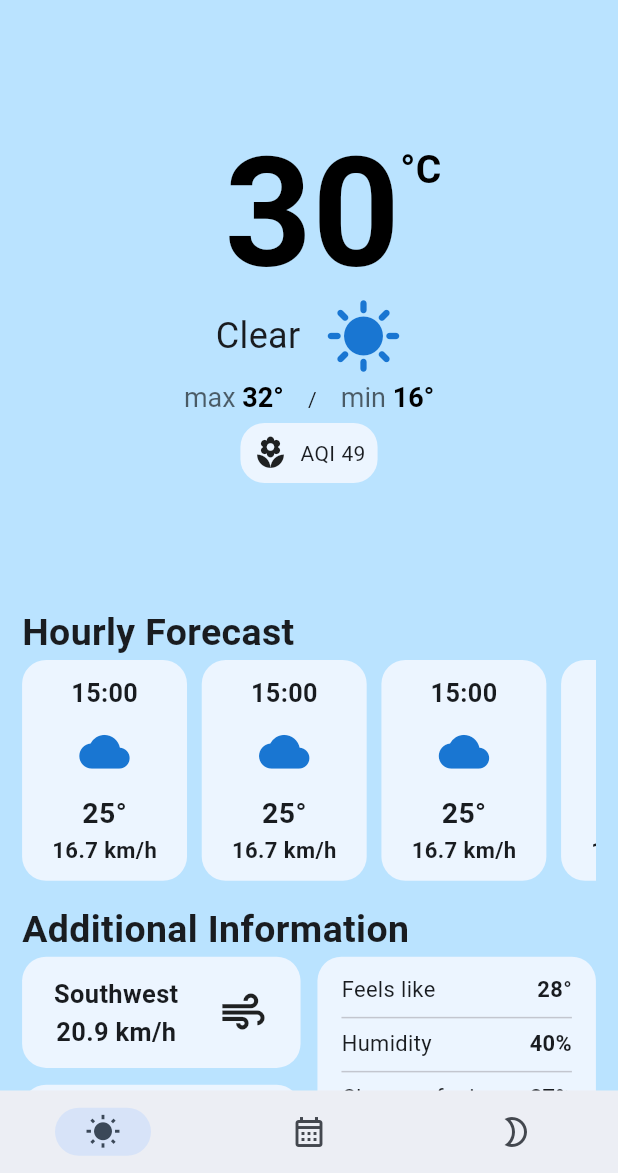
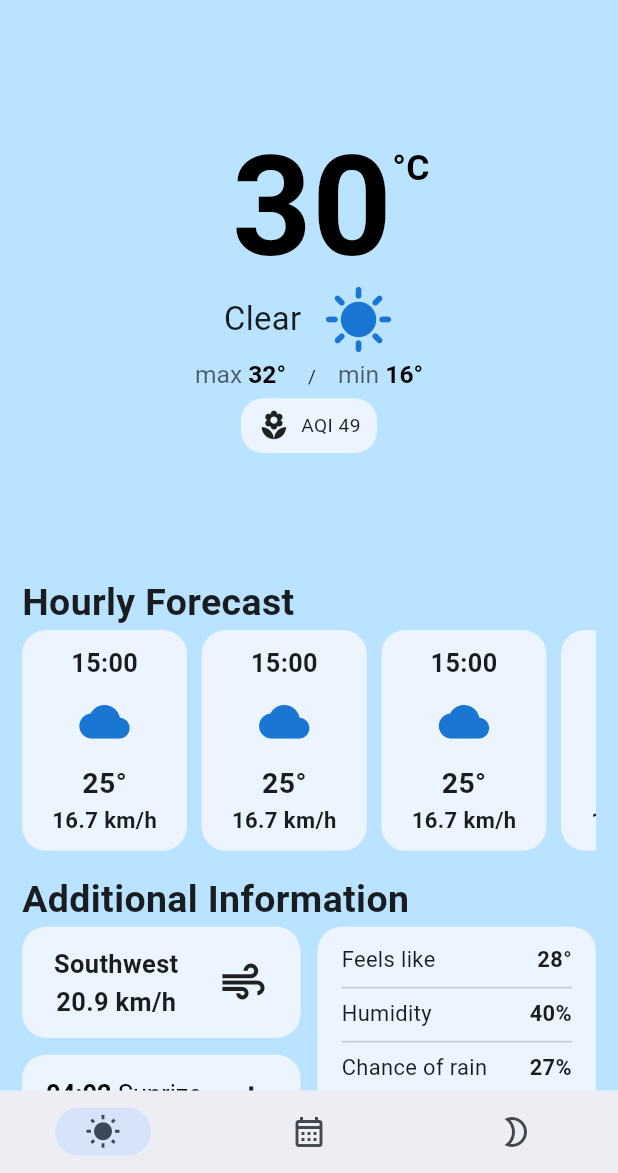
Before and after one commit to urban-potato/weather-app, a Flutter app: the screen it shows after launch, on a phone screen of 412 x 824 dp, the part 63-1236 px from its top. Run offline on Flutter 3.47's test engine with Material 3 defaults, Android fonts, the phone set to English and light mode, and no system bars; our stand-ins replace auto_route.

Commit message:
Adaptation to different screen sizes for Main Weather Widget

```diff
--- a/lib/screens/weather/ui/widgets/main_weather_widget.dart
+++ b/lib/screens/weather/ui/widgets/main_weather_widget.dart
@@ -7,11 +7,19 @@ class MainWeatherWidget extends StatelessWidget {
 
   @override
   Widget build(BuildContext context) {
-    return const Column(
-      // spacing: 6,
+    final screenMinSide =
+        MediaQuery.of(context).size.width < MediaQuery.of(context).size.height
+        ? MediaQuery.of(context).size.width
+        : MediaQuery.of(context).size.height;
+    final widgetHeight = screenMinSide / 2;
+
+    return SizedBox(
+      height: widgetHeight,
+      child: const FittedBox(
+        child: Column(
           children: [
-        // _CurrentTemperature2(),
             _CurrentTemperature(),
+
             Column(
               spacing: 6,
               children: [
@@ -21,6 +29,8 @@ class MainWeatherWidget extends StatelessWidget {
               ],
             ),
           ],
+        ),
+      ),
     );
   }
 }
@@ -30,10 +40,8 @@ class _CurrentAQI extends StatelessWidget {
 
   @override
   Widget build(BuildContext context) {
-    // final theme = Theme.of(context);
-
     return const BasicTile(
-      padding: EdgeInsets.all(8),
+      padding: EdgeInsets.symmetric(vertical: 8, horizontal: 12),
       child: Row(
         mainAxisSize: MainAxisSize.min,
         mainAxisAlignment: MainAxisAlignment.center,
@@ -150,39 +158,3 @@ class _CurrentTemperature extends StatelessWidget {
     );
   }
 }
-
-// class _CurrentTemperature2 extends StatelessWidget {
-//   const _CurrentTemperature2();
-
-//   @override
-//   Widget build(BuildContext context) {
-//     return RichText(
-//       text: TextSpan(
-//         style: TextStyle(height: 1.0),
-//         children: [
-//           TextSpan(
-//             text: '30',
-//             style: TextStyle(
-//               color: Colors.black,
-//               fontSize: 102,
-//               fontWeight: FontWeight.w600,
-//             ),
-//           ),
-//           WidgetSpan(
-//             child: Transform.translate(
-//               offset: const Offset(0, -48),
-//               child: Text(
-//                 '°C',
-//                 style: TextStyle(
-//                   color: Colors.black,
-//                   fontSize: 26,
-//                   fontWeight: FontWeight.w600,
-//                 ),
-//               ),
-//             ),
-//           ),
-//         ],
-//       ),
-//     );
-//   }
-// }
```
Lines whose indentation alone changed are shown as unchanged.
